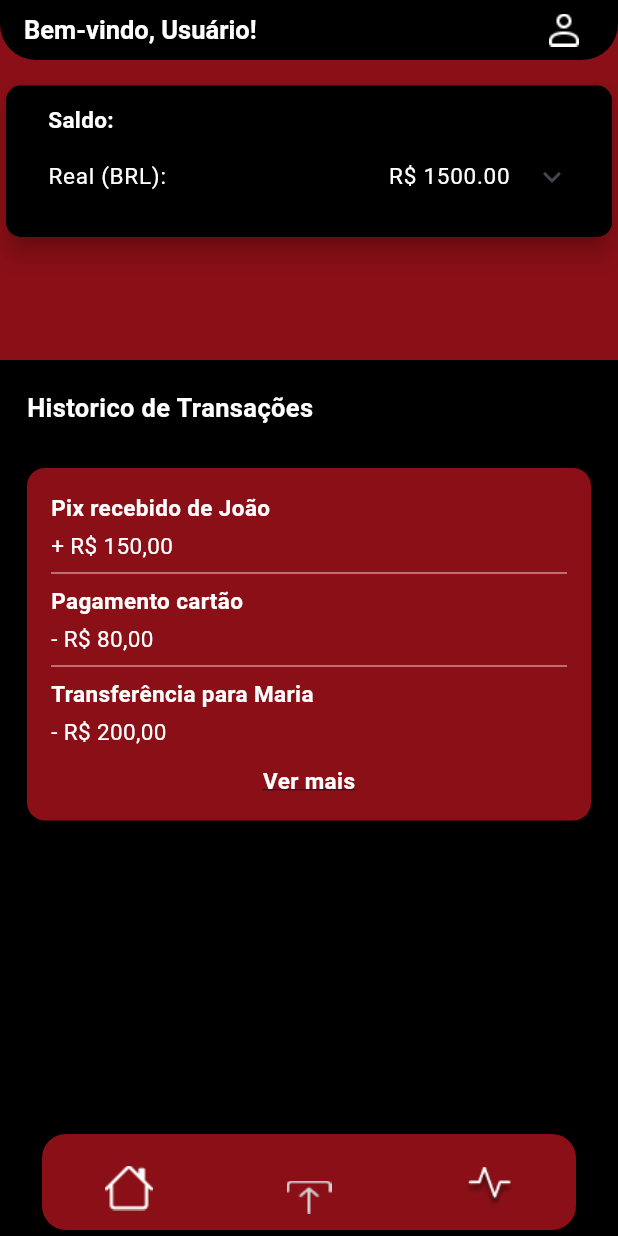
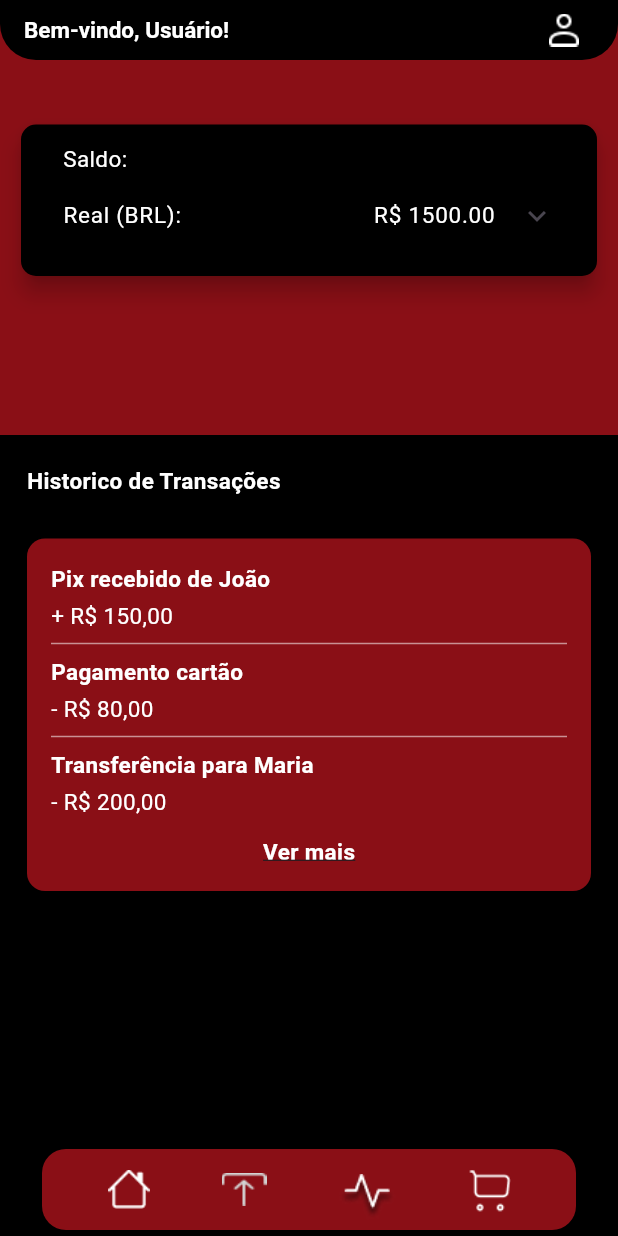
Before and after one commit to D-camara/Banco-digital, a Flutter app: the PrincipalScreen screen opened by its route, on a phone screen of 412 x 824 dp. Run offline on Flutter 3.47's test engine with Material 3 defaults, Android fonts, the phone set to English and light mode, and no system bars; our stand-ins replace image_picker, share_plus.

Commit message:
Revert "fix: tela principal final"
This reverts commit 577a7fad71a6b236eeaa30c1805532b987c37666, reversing
changes made to 31f51e91623eb7c3017d97e2bbf8ba4b2b11a952.

```diff
--- a/lib/screens/principal.dart
+++ b/lib/screens/principal.dart
@@ -93,16 +93,7 @@ class _PrincipalScreenState extends State<PrincipalScreen> {
       child: Row(
         mainAxisAlignment: MainAxisAlignment.spaceBetween,
         children: [
-          Text(
-            label,
-            style: whiteText.copyWith(
-              fontSize: 15,
-              fontWeight:
-                  label == 'Saldo:'
-                      ? FontWeight.bold
-                      : FontWeight.normal, // só "Saldo:" em negrito
-            ),
-          ),
+          Text(label, style: whiteText.copyWith(fontSize: 15)),
           Text(value, style: whiteText.copyWith(fontSize: 15)),
         ],
       ),
@@ -127,7 +118,7 @@ class _PrincipalScreenState extends State<PrincipalScreen> {
         title: Text(
           'Bem-vindo, $nome!',
           style: const TextStyle(
-            fontSize: 17,
+            fontSize: 15,
             color: Colors.white,
             fontWeight: FontWeight.bold,
           ),
@@ -144,17 +135,17 @@ class _PrincipalScreenState extends State<PrincipalScreen> {
         children: [
           // Container vermelho com altura fixa
           Container(
-            height: 200,
+            height: 250,
             color: const Color(0xFF8A0F16),
             child: Padding(
-              padding: const EdgeInsets.symmetric(horizontal: 0, vertical: 0),
+              padding: const EdgeInsets.symmetric(horizontal: 10, vertical: 0),
               child: SingleChildScrollView(
                 child: Stack(
                   children: [
                     Column(
                       crossAxisAlignment: CrossAxisAlignment.stretch,
                       children: [
-                        const SizedBox(height: 13),
+                        const SizedBox(height: 39),
                         const SizedBox(height: 0),
                         const SizedBox(height: 0),
                         Card(
@@ -244,7 +235,7 @@ class _PrincipalScreenState extends State<PrincipalScreen> {
                       child: Text(
                         'Historico de Transações',
                         style: const TextStyle(
-                          fontSize: 17,
+                          fontSize: 15,
                           color: Colors.white,
                           fontWeight: FontWeight.bold,
                         ),
@@ -349,45 +340,27 @@ class _PrincipalScreenState extends State<PrincipalScreen> {
             child: Row(
               mainAxisAlignment: MainAxisAlignment.spaceBetween,
               children: [
-                // Imagem da esquerda (mais para a esquerda)
-                Padding(
-                  padding: const EdgeInsets.only(
-                    right: 12,
-                    top: 8,
-                  ), // ajuste o valor de right
-                  child: Image.asset('assets/home.png', height: 36, width: 36),
-                ),
-                // Imagem do meio (mais para a direita)
+                Image.asset('assets/home.png', height: 26, width: 36),
                 GestureDetector(
                   onTap: _abrirTransferencia,
-                  child: Padding(
-                    padding: const EdgeInsets.only(
-                      left: 12,
-                      right: 12,
-                      top: 20,
-                    ), // ajuste left/right
                   child: Image.asset(
                     'assets/transf.png',
                     height: 36,
                     width: 36,
                   ),
                 ),
-                ),
-                // Imagem da direita (mais para a direita)
                 GestureDetector(
                   onTap: _abrirCotacao,
                   child: Padding(
-                    padding: const EdgeInsets.only(
-                      left: 12,
-                      top: 8,
-                    ), // ajuste o valor de left
+                    padding: const EdgeInsets.only(top: 10),
                     child: Image.asset(
                       'assets/cotacao.png',
                       height: 36,
-                      width: 36,
+                      width: 46,
                     ),
                   ),
                 ),
+                Image.asset('assets/cart.png', height: 36, width: 36),
               ],
             ),
           ),
```
Also changed, not shown: assets/cart.png (added). Lines whose indentation alone changed are shown as unchanged.
